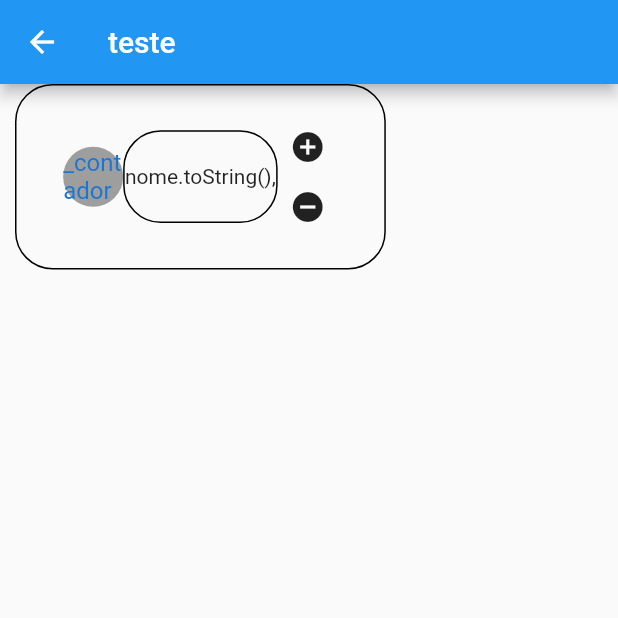
After one commit to ma53teus/Contador_de_pontos, a Flutter app: the screen it shows after launch, after a tap on the "open in new" icon, on a phone screen of 412 x 824 dp, the top half of it. The commit adds this screen. Run offline on Flutter 3.47's test engine with Material 2 defaults, Android fonts, the phone set to English and light mode, and no system bars.

Commit message:
atualização

```diff
--- /dev/null
+++ b/lib/card_participante.dart
@@ -0,0 +1,87 @@
+import 'package:contador_de_pontos/participantes.dart';
+import 'package:flutter/material.dart';
+
+
+class card_Participante extends StatefulWidget {
+  //final Participantes participantes;
+  final List<Participantes> participantes;
+
+  card_Participante({Key? key,required this.participantes}) : super(key: key);
+
+  @override
+  State<card_Participante> createState() => _card_ParticipanteState();
+}
+
+class _card_ParticipanteState extends State<card_Participante> {
+  @override
+  Widget build(BuildContext context) {
+    double w = MediaQuery.of(context).size.width;
+    double h = MediaQuery.of(context).size.height;
+    return Scaffold(
+      appBar: AppBar(
+        title: Text('teste'),
+      ),
+      body: Column(
+        children: [
+          Container(
+            width: w * 0.6,
+            height: h * 0.15,
+            decoration: BoxDecoration(
+              borderRadius: BorderRadius.circular(25),
+              border: Border.all(
+                color: Colors.black,
+                width: 1,
+              ),
+            ),
+            margin: EdgeInsets.symmetric(horizontal: 10),
+            //width: width,
+            child: Container(
+              child: Row(
+                mainAxisAlignment: MainAxisAlignment.center,
+                children: [
+                  CircleAvatar(
+                      backgroundColor: Colors.grey,
+                      child: Text('_contador') //displayText.substring(0,2)),
+                  ),
+                  Container(
+                    width: w * 0.25,
+                    height: h * 0.075,
+                    decoration: BoxDecoration(
+                      borderRadius: BorderRadius.circular(25),
+                      border: Border.all(
+                        color: Colors.black,
+                        width: 1,
+                      ),
+                    ),
+                    child: Center(
+                      child: Text(
+                        'nome.toString(),'
+                      ),
+                    ),
+                  ),
+                  Column(
+                    mainAxisAlignment: MainAxisAlignment.center,
+                    mainAxisSize: MainAxisSize.min,
+                    children: [
+                      GestureDetector(
+                        onTap: (){
+                        },
+                        child: Container(alignment: Alignment.center,width: 40,height: 40,child: Icon(Icons.add_circle),),
+                      ),
+                      GestureDetector(
+                        onTap: (){
+                        },
+                        child: Container(alignment: Alignment.center,width: 40,height: 40,child: Icon(Icons.remove_circle),),
+                      ),
+                    ],
+                  ),
+                ],
+              ),
+            ),
+          ),
+
+        ],
+      ),
+    );
+  }
+}
--- a/lib/paginas/home.dart
+++ b/lib/paginas/home.dart
@@ -1,5 +1,8 @@
+import 'package:contador_de_pontos/participantes.dart';
 import 'package:flutter/material.dart';
 import 'package:flutter/services.dart';
+
+import '../card_participante.dart';
 
 class HomePage extends StatefulWidget {
   const HomePage({Key? key}) : super(key: key);
@@ -9,37 +12,58 @@ class HomePage extends StatefulWidget {
 }
 
 class _HomePageState extends State<HomePage> {
-  TextEditingController textController = TextEditingController();
+  TextEditingController textController_nome = TextEditingController();
   String displayText = "";
+  List<Participantes> participantes = [];
   int _contador = 0;
+  bool ontap = false;
 
   @override
   Widget build(BuildContext context) {
     double width = MediaQuery.of(context).size.width;
     double height = MediaQuery.of(context).size.height;
 
-    void _incrementar() {
+    _incrementar() {
       setState(() {
         _contador++;
       });
     }
 
-    void _decrementar() {
+    void _decrementar(int ponto) {
       setState(() {
         _contador--;
+        //ponto--;
       });
     }
 
     _mudando() {
-      setState(() {
-        displayText = textController.text;
-        textController.clear();
-      });
+      if (textController_nome != '') {
+        setState(() {
+          participantes.add(Participantes(nome: textController_nome.text));
+          displayText = textController_nome.text;
+          textController_nome.clear();
+        });
+      }
     }
 
     return Scaffold(
       //resizeToAvoidBottomInset: false,
-      //appBar: appBar(),
+      appBar: AppBar(
+        title: Text('contador'),
+        actions: [
+          IconButton(
+              onPressed: () {
+                if (participantes != []) {
+                  Navigator.push(
+                      context,
+                      MaterialPageRoute(
+                          builder: (context) =>
+                              card_Participante(participantes: participantes)));
+                }
+              },
+              icon: Icon(Icons.open_in_new_rounded))
+        ],
+      ),
       //drawer: drawer(height,width),
       body: SafeArea(
         child: Column(
@@ -67,7 +91,7 @@ class _HomePageState extends State<HomePage> {
                       textAlignVertical: TextAlignVertical.center,
                       maxLength: null,
                       maxLines: 1,
-                      controller: textController,
+                      controller: textController_nome,
                       decoration: InputDecoration(
                         contentPadding: EdgeInsets.symmetric(vertical: 1),
                         hintText: 'nome',
@@ -101,8 +125,7 @@ class _HomePageState extends State<HomePage> {
                   children: [
                     CircleAvatar(
                         backgroundColor: Colors.grey,
-                        child:
-                            Text('$_contador') //displayText.substring(0,2)),
+                        child: Text('$_contador') //displayText.substring(0,2)),
                         ),
                     Container(
                       width: width * 0.25,
@@ -134,47 +157,26 @@ class _HomePageState extends State<HomePage> {
             ),
             box(width),
             Flexible(
-              child: ListView(
-                shrinkWrap: true,
-                children: [
-                  card_teste(height,width,_decrementar,_incrementar,),
-                  //Text('data'),
-                  //for (var i = 0; i < 100; i++) Text('teste $i'),
-                ],
-              ),
-            )
-            /*SizedBox(
-              height: height * 0.8,
-              child: ListView(
-                children: [
-                  Text('data'),
-                  for (var i = 0; i < 100; i++) Text('teste $i'),
-                ],
-              ),
-            )*/
+              child: participantes != null
+                  ? ListView.builder(
+                      itemBuilder: (BuildContext context, int index) {
+                        return card_teste(
+                          height,
+                          width,
+                          _decrementar,
+                          _incrementar,
+                          participantes[index],
+                        );
+                      },
+                      itemCount: participantes.length,
+                      shrinkWrap: true,
+                    )
+                  : Center(
+                      child: Text('sem jogadores',
+                          style: TextStyle(fontSize: 50))),
+            ),
           ],
         ),
-      ),
-    );
-  }
-
-  drawer(double h, double w) {
-    return Drawer(
-      width: w / 4,
-      child: ListView(
-        children: [
-          SizedBox(
-            height: h / 8,
-            child: DrawerHeader(
-              margin: const EdgeInsets.only(bottom: 0),
-              padding: EdgeInsets.zero,
-              child: Text('teste'),
-              decoration: BoxDecoration(color: Colors.grey),
-            ),
-          ),
-          lista('data'),
-          for (var i = 0; i < 19; i++) lista('teste $i'),
-        ],
       ),
     );
   }
@@ -205,26 +207,9 @@ class _HomePageState extends State<HomePage> {
     );
   }
 
-  appBar() {
-    return AppBar(
-      centerTitle: true,
-      title: Text('contador'),
-    );
-  }
-
-  lista(
-    String data,
-  ) {
-    return ListTile(
-      title: Text(data),
-      onTap: () {
-        Navigator.pop(context);
-      },
-    );
-  }
-
-  card_teste(double h, double w, Function _decrementar,Function _incrementar){
-   return Container(
+  card_teste(double h, double w, Function _decrementar, Function _incrementar,
+      Participantes nome) {
+    return Container(
       width: w * 0.6,
       height: h * 0.15,
       decoration: BoxDecoration(
@@ -242,9 +227,8 @@ class _HomePageState extends State<HomePage> {
           children: [
             CircleAvatar(
                 backgroundColor: Colors.grey,
-                child:
-                Text('$_contador') //displayText.substring(0,2)),
-            ),
+                child: Text('${nome.ponto}') //displayText.substring(0,2)),
+                ),
             Container(
               width: w * 0.25,
               height: h * 0.075,
@@ -257,7 +241,7 @@ class _HomePageState extends State<HomePage> {
               ),
               child: Center(
                 child: Text(
-                  displayText,
+                  nome.nome,
                 ),
               ),
             ),
@@ -265,10 +249,63 @@ class _HomePageState extends State<HomePage> {
               mainAxisAlignment: MainAxisAlignment.center,
               mainAxisSize: MainAxisSize.min,
               children: [
-                Button(Icons.add, _incrementar),
-                Button(Icons.remove, _decrementar),
+                //Button(Icons.add, _incrementar(nome.ponto)),
+                GestureDetector(
+                  onTap: () {
+                    setState(() {
+                      nome.ponto = nome.ponto + 1;
+                    });
+                  },
+                  child: Container(
+                    alignment: Alignment.center,
+                    width: 40,
+                    height: 40,
+                    child: Icon(Icons.add_circle),
+                  ),
+                ),
+                //Button(Icons.remove, _decrementar(nome.ponto)),
+                GestureDetector(
+                  onTap: () {
+                    setState(() {
+                      nome.ponto = nome.ponto - 1;
+                    });
+                  },
+                  onLongPress: (){
+                    setState(() {
+                      nome.ponto--;
+                    });
+                  },
+                  child: Container(
+                    decoration: BoxDecoration(
+                      color: Colors.black12,
+                      borderRadius: BorderRadius.circular(25),
+                    ),
+                    alignment: Alignment.center,
+                    width: 40,
+                    height: 40,
+                    child: Icon(Icons.remove_circle),
+
+                  ),
+                ),
+                /*ElevatedButton(
+                  onPressed: () {
+                    setState(() {
+                      nome.ponto = nome.ponto - 1;
+                    });
+                  },
+                  child: Icon(
+                    Icons.add_circle,
+                    color: Colors.black,
+                    size: 23,
+                  ),
+                  style: ElevatedButton.styleFrom(
+                    shape: CircleBorder(),
+                    backgroundColor: Colors.grey,
+                    //padding: EdgeInsets.all(12)
+                  ),
+                )*/
               ],
-            )
+            ),
           ],
         ),
       ),
```
Also changed, not shown: lib/Usado.dart (+23 -0 lines).
